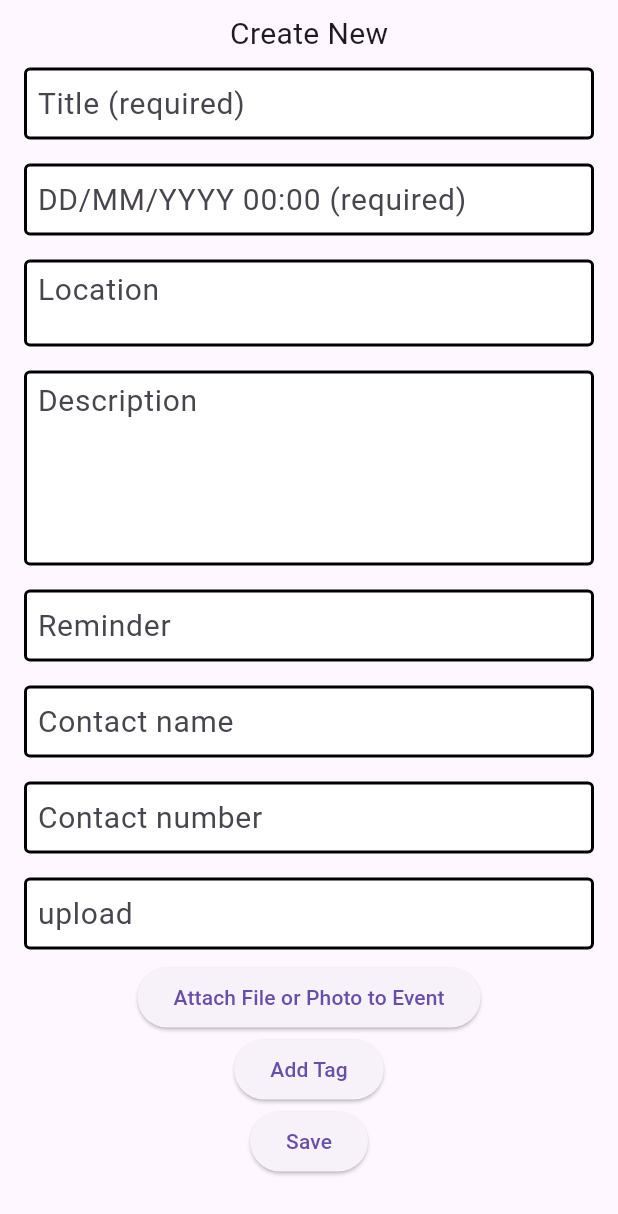
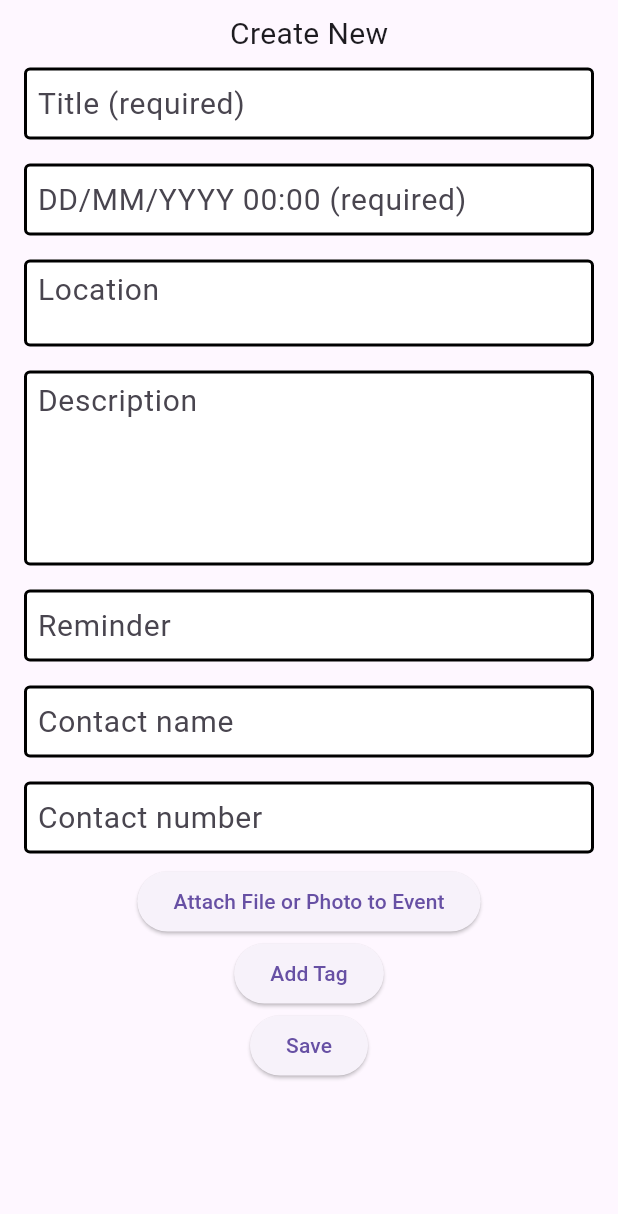
Before and after one commit to frasey/a_safe_place, a Flutter app: the screen it shows after launch, on a phone screen of 412 x 824 dp. Shown: the top 1214 px of the screen. Run offline on Flutter 3.47's test engine with Material 3 defaults, Android fonts, the phone set to English and light mode, and no system bars; our stand-ins replace file_picker, flutter_colorpicker, open_file, page_transition.

Commit message:
moved singlechildscrollview to original placement, commented out upload form input - kept code as remider in case we need to remove the uploadController or will need to integrate it to new method to keep event as one object

```diff
--- a/lib/Events/Event.dart
+++ b/lib/Events/Event.dart
@@ -45,13 +45,13 @@ class _EventState extends State<Event> {
     print("build");
 
     return Scaffold(
-      body: SingleChildScrollView(
-        child: Padding(
+      body: Padding(
         padding: const EdgeInsets.all(8.0),
         child: SafeArea(
           child: Form(
             key: _formKey,
-            child: Column(
+            child: SingleChildScrollView(
+              child: Column(
                 children: [
                   const Text(
                     "Create New",
@@ -102,12 +102,12 @@ class _EventState extends State<Event> {
                       keyboardType: TextInputType.phone,
                       maxLines: 1,
                       controller: contactNumberController),
-                  // UPLOAD DOCS/IMAGES - PLACEHOLDER
-                  StandardInputField(
-                      name: 'upload',
-                      keyboardType: TextInputType.text,
-                      maxLines: 1,
-                      controller: uploadController),
+                  // // UPLOAD DOCS/IMAGES - PLACEHOLDER
+                  // StandardInputField(
+                  //     name: 'upload',
+                  //     keyboardType: TextInputType.text,
+                  //     maxLines: 1,
+                  //     controller: uploadController),
 
                   ElevatedButton(
                     child: const Text('Attach File or Photo to Event'),
@@ -168,9 +168,8 @@ class _EventState extends State<Event> {
   }
 }
 
-// TODO stop form overflow
 // TODO reminders
 // TODO image uploads
 // TODO save to db
 // TODO need a vertical scroll
-// TODO make sure upload is included in form submission
+// TODO make sure upload is included in form submission - do we still need the upload controller?
```
